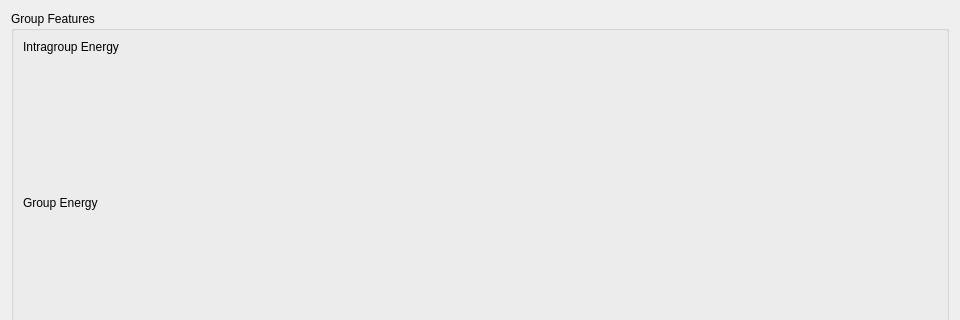
This is nonverbal_communication_analysis/m6_Visualization/UI/feature_analyzer.ui in fraza0/nonverbal_communication_analysis as Qt 5 draws it before an edit; both pictures show x 0 to 960 and y 0 to 320 of the 960 by 720 pixel window. The edited form follows.
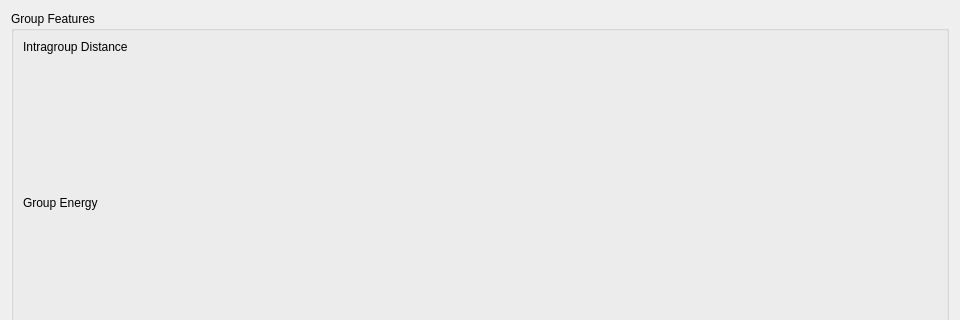
This is the edited form.

What changed in the file:
```diff
--- a/nonverbal_communication_analysis/m6_Visualization/UI/feature_analyzer.ui
+++ b/nonverbal_communication_analysis/m6_Visualization/UI/feature_analyzer.ui
@@ -29,7 +29,7 @@
          </sizepolicy>
         </property>
         <property name="text">
-         <string>Intragroup Energy</string>
+         <string>Intragroup Distance</string>
         </property>
        </widget>
       </item>
```
